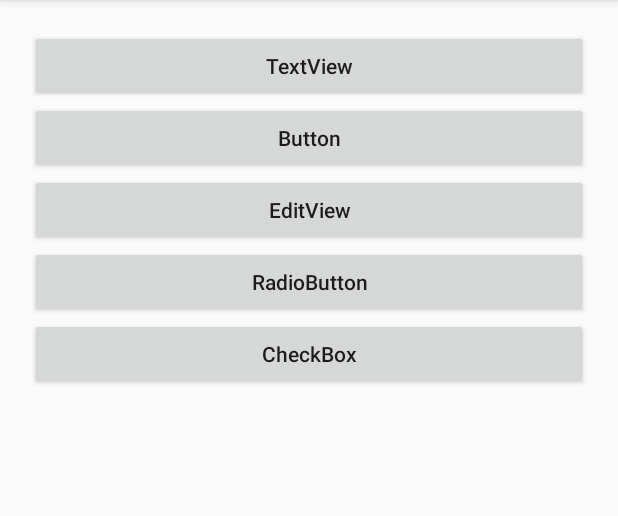
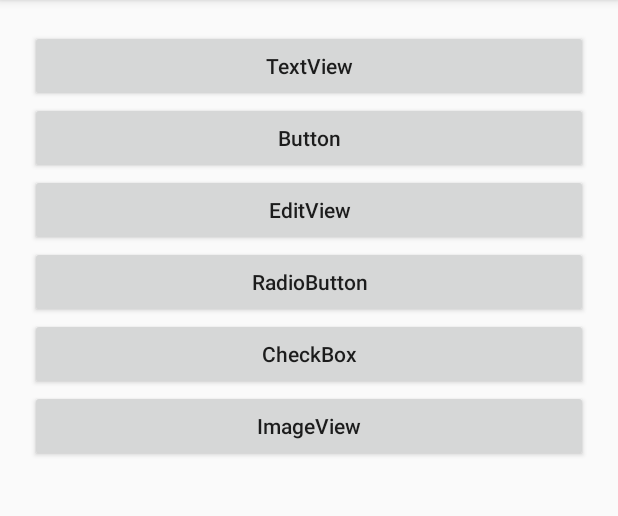
Before and after one commit to Wriprin/Android-Walkthrough, an Android app: the screen it shows after launch (MainActivity), on a phone screen of 412 x 824 dp, the part 84-600 px from its top. Run offline under Robolectric (Android 15) with nearby library versions, the phone set to English and light mode, and no system bars.

Commit message:
ImageView + Get URL Image + Proxy Setting

```diff
--- a/app/build.gradle
+++ b/app/build.gradle
@@ -43,4 +43,6 @@ dependencies {
     implementation 'com.squareup.okhttp3:okhttp:3.10.0'
     implementation 'org.apache.commons:commons-lang3:3.1'
     implementation 'com.alibaba:fastjson:1.2.55'
+    implementation 'com.github.bumptech.glide:glide:4.14.2'
+    annotationProcessor 'com.github.bumptech.glide:compiler:4.14.2'
 }
--- a/app/src/main/AndroidManifest.xml
+++ b/app/src/main/AndroidManifest.xml
@@ -1,6 +1,8 @@
 <?xml version="1.0" encoding="utf-8"?>
 <manifest xmlns:android="http://schemas.android.com/apk/res/android"
         package="cc.cnix.android_walkthrough">
+
+    <uses-permission android:name="android.permission.INTERNET"/>
 
     <application
             android:allowBackup="true"
@@ -9,6 +11,9 @@
             android:roundIcon="@mipmap/ic_launcher_round"
             android:supportsRtl="true"
             android:theme="@style/Theme.AndroidWalkthrough">
+        <activity
+                android:name=".ImageViewActivity"
+                android:exported="true" />
         <activity
                 android:name=".CheckBoxActivity"
                 android:exported="true" />
--- a/app/src/main/java/cc/cnix/android_walkthrough/MainActivity.java
+++ b/app/src/main/java/cc/cnix/android_walkthrough/MainActivity.java
@@ -16,6 +16,7 @@ public class MainActivity extends AppCompatActivity {
     private Button mBtnEditText;
     private Button mBtnRadioButton;
     private Button mBtnCheckBox;
+    private Button mBtnImageView;
 
     @Override
     protected void onCreate(Bundle savedInstanceState) {
@@ -28,6 +29,7 @@ public class MainActivity extends AppCompatActivity {
         mBtnEditText = findViewById(R.id.btn_03);
         mBtnRadioButton = findViewById(R.id.btn_04);
         mBtnCheckBox = findViewById(R.id.btn_05);
+        mBtnImageView = findViewById(R.id.btn_06);
 
         // 注册监听器
         setListeners();
@@ -40,6 +42,7 @@ public class MainActivity extends AppCompatActivity {
         mBtnEditText.setOnClickListener(onClick);
         mBtnRadioButton.setOnClickListener(onClick);
         mBtnCheckBox.setOnClickListener(onClick);
+        mBtnImageView.setOnClickListener(onClick);
     }
 
     private class OnClick implements View.OnClickListener {
@@ -69,6 +72,9 @@ public class MainActivity extends AppCompatActivity {
                 case R.id.btn_05:
                     intent = new Intent(MainActivity.this, CheckBoxActivity.class);
                     break;
+                case R.id.btn_06:
+                    intent = new Intent(MainActivity.this, ImageViewActivity.class);
+                    break;
             }
             startActivity(intent);
         }
--- a/app/src/main/res/layout/activity_main.xml
+++ b/app/src/main/res/layout/activity_main.xml
@@ -49,4 +49,12 @@
             android:text="CheckBox"
             android:layout_gravity="center"/>
 
+    <Button
+            android:id="@+id/btn_06"
+            android:layout_width="match_parent"
+            android:layout_height="wrap_content"
+            android:textAllCaps="false"
+            android:text="ImageView"
+            android:layout_gravity="center"/>
+
 </LinearLayout>
```
Also changed, not shown: app/src/main/java/cc/cnix/android_walkthrough/ImageViewActivity.java (added, +23 -0 lines), app/src/main/res/layout/activity_image_view.xml (added, +46 -0 lines), gradle.properties (+8 -0 lines), 1 other file.
